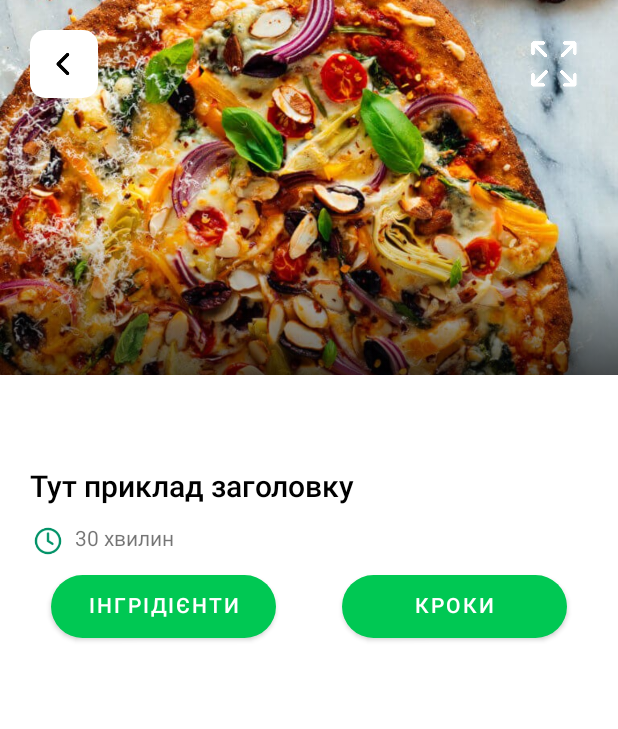
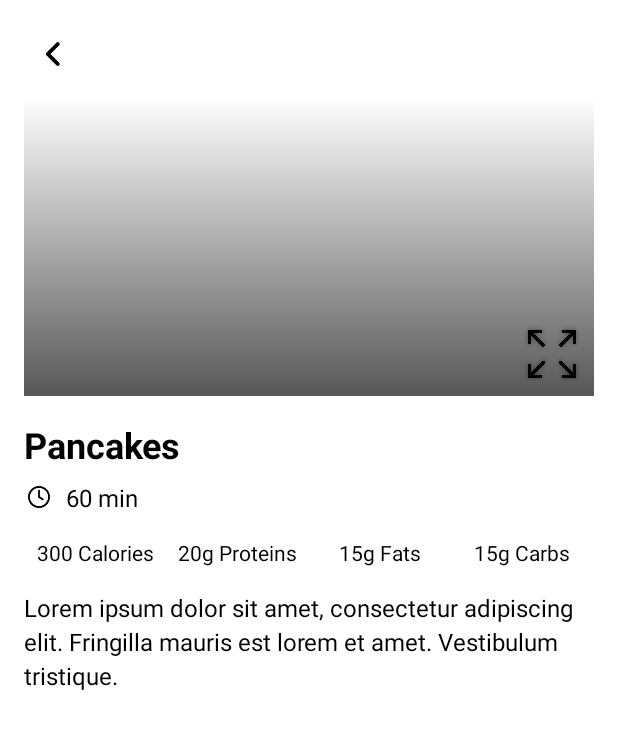
Before and after one commit to mark405/caloriesapp, an Android app: the layout activity_recipe.xml on its own in the app's theme, with its tools: preview values and no code run, on a phone screen of 412 x 824 dp. Shown: the top 729 px of the screen. Run offline under Robolectric (Android 15) with nearby library versions, the phone set to English and light mode, and no system bars.

Commit message:
final draft for recipes

```diff
--- a/app/src/main/java/com/example/caloriesapp/PopularActivity.kt
+++ b/app/src/main/java/com/example/caloriesapp/PopularActivity.kt
@@ -1,5 +1,6 @@
 package com.example.caloriesapp
 
+import PopularAdapter
 import android.os.Bundle
 import android.widget.Toast
 import androidx.appcompat.app.AppCompatActivity
--- a/app/src/main/java/com/example/caloriesapp/Recipe.kt
+++ b/app/src/main/java/com/example/caloriesapp/Recipe.kt
@@ -8,7 +8,7 @@ data class Recipe(
     val calories: Long,
     val carbs: Long,
     val title: String,
-    val ingredients: Array<String>,
+    val description: String,
     val cookingTime: String,
     val isPopular: Boolean,
     val coverImage: String,
--- a/app/src/main/res/layout/activity_main.xml
+++ b/app/src/main/res/layout/activity_main.xml
@@ -12,7 +12,6 @@
         android:id="@+id/gifImageView"
         android:layout_width="228dp"
         android:layout_height="284dp"
-        android:background="@drawable/logo"
         app:layout_constraintBottom_toTopOf="@id/rv_popular"
         app:layout_constraintEnd_toEndOf="parent"
         app:layout_constraintStart_toStartOf="parent"
--- a/app/src/main/res/layout/activity_recipe.xml
+++ b/app/src/main/res/layout/activity_recipe.xml
@@ -1,176 +1,146 @@
 <?xml version="1.0" encoding="utf-8"?>
-<androidx.constraintlayout.widget.ConstraintLayout xmlns:android="http://schemas.android.com/apk/res/android"
+<ScrollView xmlns:android="http://schemas.android.com/apk/res/android"
     xmlns:app="http://schemas.android.com/apk/res-auto"
     xmlns:tools="http://schemas.android.com/tools"
     android:layout_width="match_parent"
     android:layout_height="match_parent"
+    android:background="@color/white"
     tools:context=".RecipeActivity">
 
-    <ImageView
-        android:id="@+id/item_img"
-        android:layout_width="0dp"
-        android:layout_height="250dp"
-        android:background="#F6F6F6"
-        android:hapticFeedbackEnabled="true"
-        android:scaleType="centerCrop"
-        android:src="@drawable/pizza_sample"
-        app:layout_constraintEnd_toEndOf="parent"
-        app:layout_constraintStart_toStartOf="parent"
-        app:layout_constraintTop_toTopOf="parent" />
+    <LinearLayout
+        android:layout_width="match_parent"
+        android:layout_height="wrap_content"
+        android:orientation="vertical"
+        android:padding="16dp">
 
-    <ImageView
-        android:id="@+id/shade"
-        android:layout_width="0dp"
-        android:layout_height="100dp"
-        android:src="@drawable/image_btm_overlay"
-        app:layout_constraintBottom_toBottomOf="@+id/item_img"
-        app:layout_constraintEnd_toEndOf="@+id/item_img"
-        app:layout_constraintStart_toStartOf="@+id/item_img" />
+        <!-- Back Button -->
+        <ImageView
+            android:id="@+id/back_btn"
+            android:layout_width="40dp"
+            android:layout_height="40dp"
+            android:src="@drawable/back_icon"
+            android:contentDescription="Back button"
+            android:layout_gravity="start"
+            android:layout_marginBottom="8dp"
+            android:background="?attr/selectableItemBackgroundBorderless" />
 
-    <ImageView
-        android:id="@+id/back_btn"
-        android:layout_width="45dp"
-        android:layout_height="45dp"
-        android:layout_marginStart="20dp"
-        android:layout_marginTop="20dp"
-        android:background="@drawable/card_back_btn"
-        android:clickable="true"
-        android:foregroundGravity="center"
-        android:hapticFeedbackEnabled="true"
-        android:padding="4dp"
-        android:src="@drawable/back_icon"
-        app:layout_constraintStart_toStartOf="parent"
-        app:layout_constraintTop_toTopOf="@+id/item_img" />
+        <!-- Image at the top -->
+        <FrameLayout
+            android:layout_width="match_parent"
+            android:layout_height="200dp"
+            android:layout_marginBottom="16dp">
 
-    <ImageView
-        android:id="@+id/full_screen"
-        android:layout_width="45dp"
-        android:layout_height="45dp"
-        android:layout_marginEnd="20dp"
-        android:clickable="true"
-        android:foregroundGravity="center"
-        android:hapticFeedbackEnabled="true"
-        android:padding="4dp"
-        android:src="@drawable/full_size_ic"
-        app:layout_constraintBottom_toBottomOf="@+id/back_btn"
-        app:layout_constraintEnd_toEndOf="parent"
-        app:layout_constraintTop_toTopOf="@+id/back_btn"
-        app:tint="@color/white" />
+            <ImageView
+                android:id="@+id/recipe_image"
+                android:layout_width="match_parent"
+                android:layout_height="match_parent"
+                android:scaleType="centerCrop"
+                android:src="@drawable/image_btm_overlay"
+                android:contentDescription="Recipe Image" />
 
-    <RelativeLayout
-        android:id="@+id/relativeLayout"
-        android:layout_width="match_parent"
-        android:layout_height="479dp"
-        android:layout_marginTop="-20dp"
-        android:background="@drawable/card_recipe"
-        app:layout_constraintBottom_toBottomOf="parent"
-        app:layout_constraintEnd_toEndOf="parent"
-        app:layout_constraintStart_toStartOf="parent"
-        app:layout_constraintTop_toBottomOf="@+id/item_img">
+            <ImageView
+                android:id="@+id/full_screen_button"
+                android:layout_width="40dp"
+                android:layout_height="40dp"
+                android:layout_gravity="end|bottom"
+                android:layout_margin="8dp"
+                android:src="@drawable/full_size_ic"
+                android:contentDescription="Full screen toggle"
+                android:background="?attr/selectableItemBackgroundBorderless" />
+        </FrameLayout>
 
+        <!-- Title -->
         <TextView
-            android:id="@+id/tittle"
+            android:id="@+id/recipe_title"
             android:layout_width="match_parent"
             android:layout_height="wrap_content"
-            android:layout_marginStart="20dp"
-            android:layout_marginTop="22dp"
-            android:layout_marginEnd="45dp"
-            android:fontFamily="@font/poppins"
-            android:text="Тут приклад заголовку"
+            android:text="Pancakes"
+            android:textSize="24sp"
+            android:textStyle="bold"
             android:textColor="@color/black"
-            android:textSize="20sp" />
+            android:layout_marginBottom="8dp" />
 
-        <ImageView
-            android:id="@+id/clock"
-            android:layout_width="24dp"
-            android:layout_height="24dp"
-            android:layout_below="@id/tittle"
-            android:layout_alignParentStart="true"
-            android:layout_marginStart="20dp"
-            android:layout_marginTop="5dp"
-            android:src="@drawable/clock_icon"
-            app:tint="#019267" />
-
-        <TextView
-            android:id="@+id/time"
-            android:layout_width="wrap_content"
-            android:layout_height="24dp"
-            android:layout_below="@+id/tittle"
-            android:layout_marginStart="6dp"
-            android:layout_marginTop="3dp"
-            android:layout_toEndOf="@+id/clock"
-            android:gravity="center_vertical"
-            android:text="30 хвилин" />
-
-        <Button
-            android:id="@+id/ing"
-            android:layout_width="150dp"
-            android:layout_height="42dp"
-            android:layout_below="@id/tittle"
-            android:layout_alignParentStart="true"
-            android:layout_marginStart="34dp"
-            android:layout_marginTop="40dp"
-            android:background="@drawable/btn_ing"
-            android:fontFamily="@font/poppins"
-            android:paddingLeft="20sp"
-            android:paddingRight="20sp"
-            android:text="Інгрідієнти" />
-
-        <ScrollView
-            android:id="@+id/ing_scroll"
+        <!-- Time -->
+        <LinearLayout
             android:layout_width="match_parent"
             android:layout_height="wrap_content"
-            android:layout_below="@id/ing"
-            android:layout_alignParentStart="true"
-            android:padding="10sp">
+            android:orientation="horizontal"
+            android:layout_marginBottom="16dp"
+            android:gravity="center_vertical">
+
+            <ImageView
+                android:layout_width="20dp"
+                android:layout_height="20dp"
+                android:src="@drawable/clock_icon"
+                android:contentDescription="Clock Icon"
+                android:layout_marginEnd="8dp" />
 
             <TextView
-                android:id="@+id/ing_data"
-                android:layout_width="match_parent"
+                android:id="@+id/recipe_time"
+                android:layout_width="wrap_content"
                 android:layout_height="wrap_content"
-                android:layout_gravity="center_horizontal"
-                android:lineSpacingExtra="10dp"
-                android:text=""
-                android:textColor="@color/black"
-                android:textSize="15sp" />
+                android:text="60 min"
+                android:textSize="16sp"
+                android:textColor="@color/black" />
+        </LinearLayout>
 
-        </ScrollView>
-
-        <Button
-            android:id="@+id/step"
-            android:layout_width="150dp"
-            android:layout_height="42dp"
-            android:layout_below="@id/tittle"
-            android:layout_alignParentEnd="true"
-            android:layout_marginTop="40dp"
-            android:layout_marginEnd="34dp"
-            android:background="@drawable/btn_ing"
-            android:fontFamily="@font/poppins"
-            android:paddingLeft="20sp"
-            android:paddingRight="20sp"
-            android:text="Кроки" />
-
-        <ScrollView
-            android:id="@+id/step_scroll"
+        <!-- Nutritional Information -->
+        <LinearLayout
             android:layout_width="match_parent"
             android:layout_height="wrap_content"
-            android:layout_below="@id/step"
-            android:layout_alignParentStart="true"
-            android:padding="10sp"
-            android:visibility="gone">
+            android:orientation="horizontal"
+            android:layout_marginBottom="16dp"
+            android:weightSum="4">
 
             <TextView
-                android:id="@+id/step_data"
-                android:layout_width="match_parent"
+                android:id="@+id/recipe_calories"
+                android:layout_width="0dp"
                 android:layout_height="wrap_content"
-                android:layout_gravity="center_horizontal"
-                android:lineSpacingExtra="10dp"
-                android:text=""
+                android:layout_weight="1"
+                android:text="300 Calories"
+                android:textSize="14sp"
                 android:textColor="@color/black"
-                android:textSize="15sp" />
+                android:gravity="center" />
 
-        </ScrollView>
+            <TextView
+                android:id="@+id/recipe_proteins"
+                android:layout_width="0dp"
+                android:layout_height="wrap_content"
+                android:layout_weight="1"
+                android:text="20g Proteins"
+                android:textSize="14sp"
+                android:textColor="@color/black"
+                android:gravity="center" />
 
-    </RelativeLayout>
+            <TextView
+                android:id="@+id/recipe_fats"
+                android:layout_width="0dp"
+                android:layout_height="wrap_content"
+                android:layout_weight="1"
+                android:text="15g Fats"
+                android:textSize="14sp"
+                android:textColor="@color/black"
+                android:gravity="center" />
 
-</androidx.constraintlayout.widget.ConstraintLayout>
+            <TextView
+                android:id="@+id/recipe_carbs"
+                android:layout_width="0dp"
+                android:layout_height="wrap_content"
+                android:layout_weight="1"
+                android:text="15g Carbs"
+                android:textSize="14sp"
+                android:textColor="@color/black"
+                android:gravity="center" />
+        </LinearLayout>
+
+        <!-- Recipe Description -->
+        <TextView
+            android:id="@+id/recipe_description"
+            android:layout_width="match_parent"
+            android:layout_height="wrap_content"
+            android:text="Lorem ipsum dolor sit amet, consectetur adipiscing elit. Fringilla mauris est lorem et amet. Vestibulum tristique."
+            android:textSize="16sp"
+            android:textColor="@color/black"
+            android:lineSpacingExtra="4dp" />
+    </LinearLayout>
+</ScrollView>
--- a/app/src/main/res/values/styles.xml
+++ b/app/src/main/res/values/styles.xml
@@ -8,4 +8,9 @@
         <item name="android:layout_marginTop">15dp</item>
         <item name="android:textColor">#F80000</item>
     </style>
+        <style name="NutritionLabelText">
+            <item name="android:textSize">14sp</item>
+            <item name="android:textColor">@color/black</item>
+            <item name="android:textStyle">bold</item>
+        </style>
 </resources>
```
Also changed, not shown: app/src/main/java/com/example/caloriesapp/CategoryAdapter.kt (+7 -5 lines), app/src/main/java/com/example/caloriesapp/MainActivity.kt (+7 -12 lines), app/src/main/java/com/example/caloriesapp/PopularAdapter.kt (+32 -43 lines), app/src/main/java/com/example/caloriesapp/RecipeActivity.kt (+33 -49 lines), app/src/main/java/com/example/caloriesapp/RecipeSearchAdapter.kt (+8 -10 lines), app/src/main/res/layout/activity_home.xml (+10 -10 lines), app/src/main/res/layout/popular_rv_item.xml (+26 -14 lines), app/src/main/res/values/strings.xml (+10 -0 lines), app/src/main/res/drawable/breakfast_ic.png (added), app/src/main/res/drawable/dinner_ic.png (added), app/src/main/res/drawable/lunch_ic.png (added), app/src/main/res/drawable/snack_ic.png (added).
